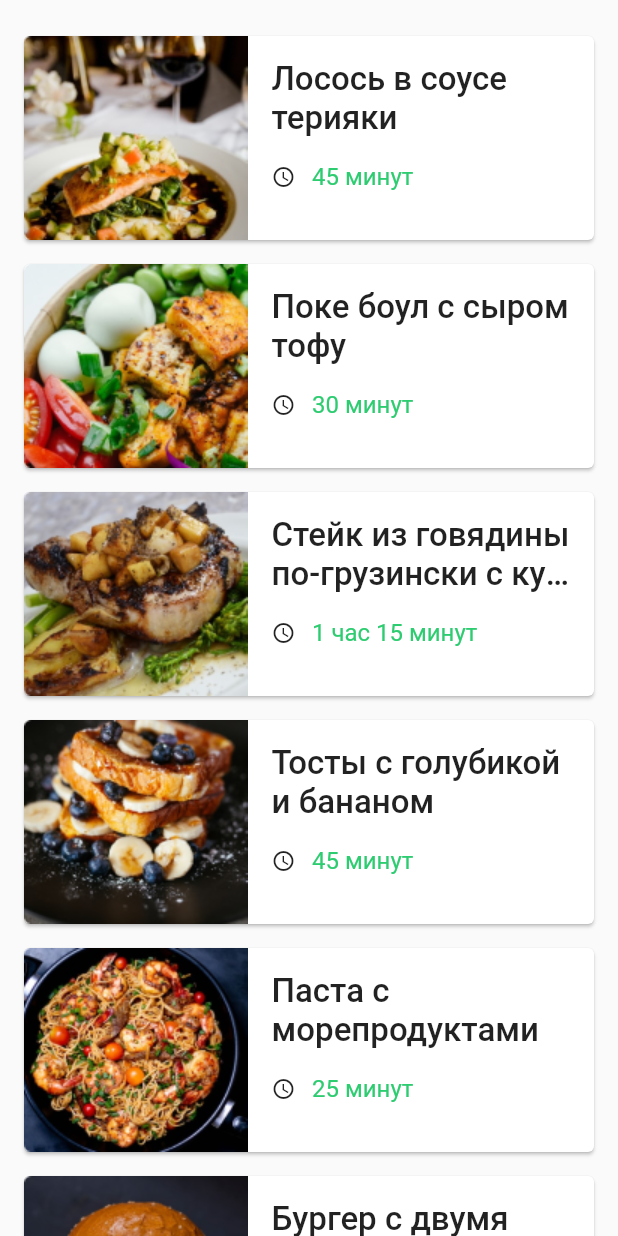
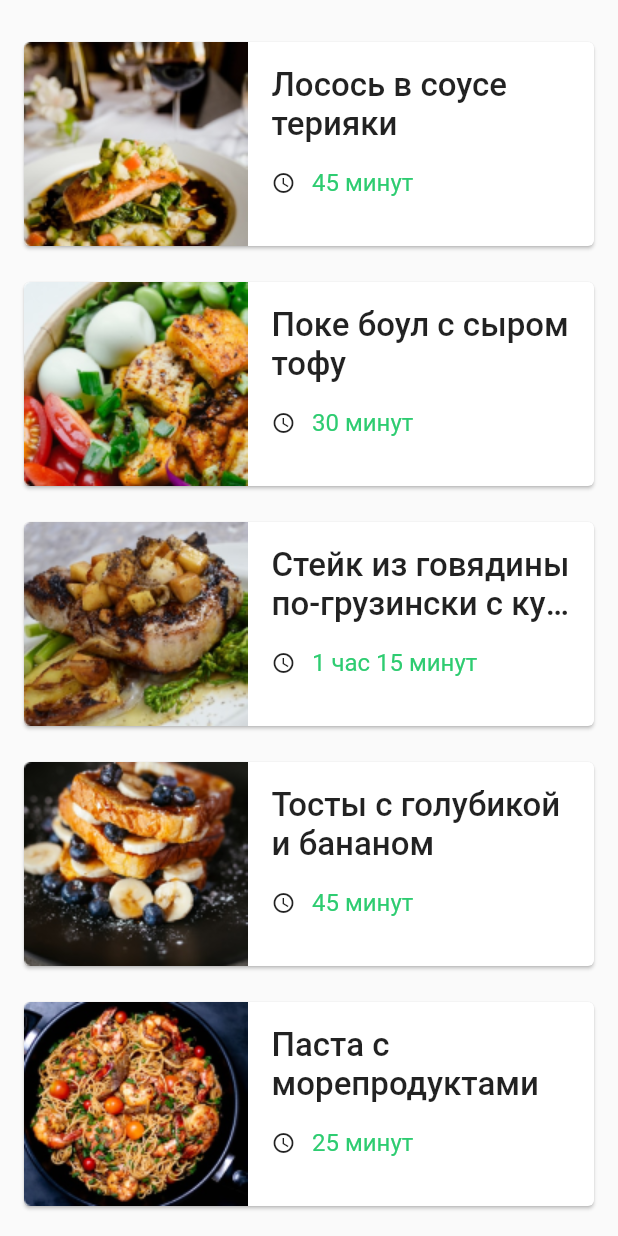
Before and after one commit to choper78rus666/otus_home_work, a Flutter app: the screen it shows after launch, on a phone screen of 412 x 824 dp. Run offline on Flutter 3.47's test engine with Material 2 defaults, Android fonts, the phone set to English and light mode, and no system bars.

Commit message:
fix msrgin

```diff
--- a/lib/builder_delegate.dart
+++ b/lib/builder_delegate.dart
@@ -5,7 +5,7 @@ import 'package:home_work/helpers.dart';
 // Формируем карточки для списка
 final recipientCardSliverDelegate = SliverChildBuilderDelegate(
   (context, index) => Card(
-    margin: const EdgeInsets.symmetric(vertical: 8.0),
+    margin: const EdgeInsets.symmetric(vertical: 12.0),
     child: SizedBox(
       height: 136,
       child: Row(
```
